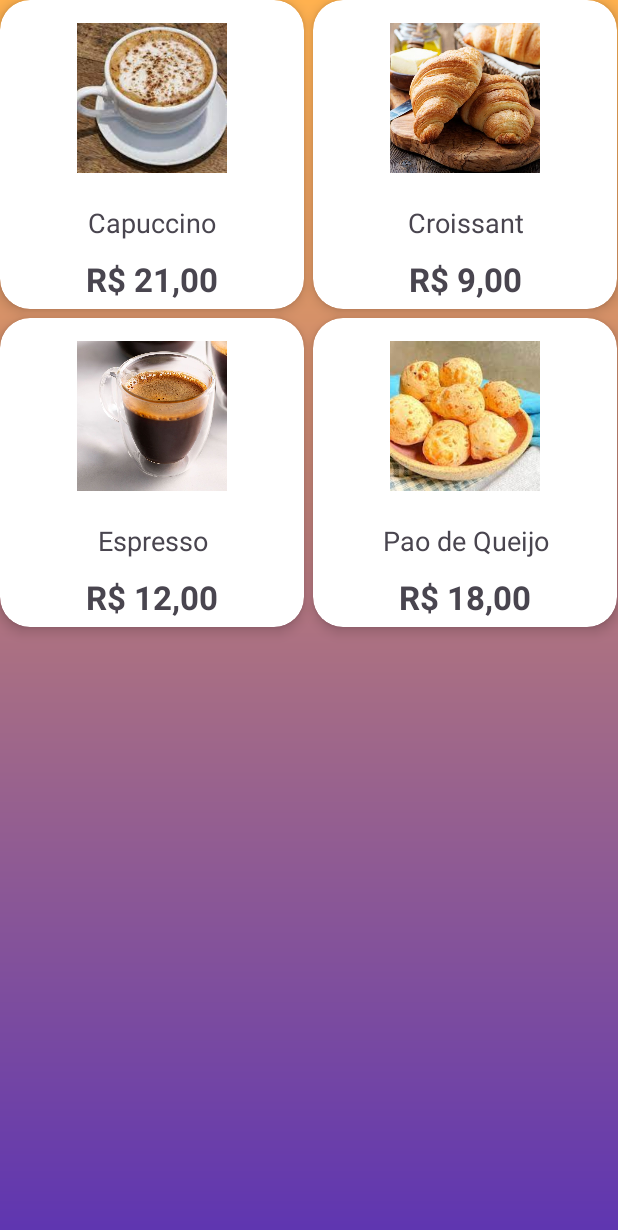
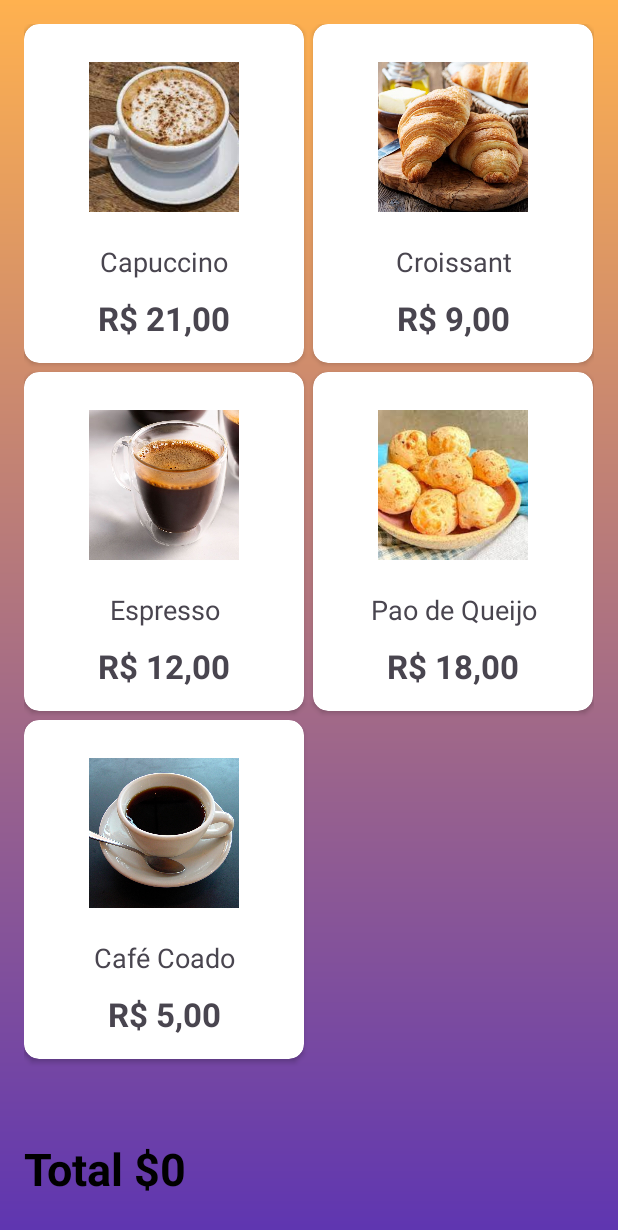
Before and after one commit to ThiagoLapazini/primeiroaplicativo, an Android app: the screen it shows after launch (MainActivity), on a phone screen of 412 x 824 dp. Shown: the top 1230 px of the screen. Run offline under Robolectric (Android 15) with nearby library versions, the phone set to English and light mode, and no system bars.

Commit message:
melhorando layout

```diff
--- a/app/src/main/java/com/example/primeiroaplicativo/MainActivity.java
+++ b/app/src/main/java/com/example/primeiroaplicativo/MainActivity.java
@@ -2,6 +2,7 @@ package com.example.primeiroaplicativo;
 
 import android.os.Bundle;
 import android.widget.GridView;
+
 import androidx.appcompat.app.AppCompatActivity;
 
 import com.example.primeiroaplicativo.adapter.ProdutosAdaptador;
@@ -21,10 +22,11 @@ public class MainActivity extends AppCompatActivity {
         listaProdutos = findViewById(R.id.grid);
 
         ArrayList<Produtos> produtosArrayList = new ArrayList<Produtos>();
-        produtosArrayList.add(new Produtos("Capuccino","R$ 21,00",R.drawable.capuccino));
-        produtosArrayList.add(new Produtos("Croissant","R$ 9,00",R.drawable.croissant));
-        produtosArrayList.add(new Produtos("Espresso","R$ 12,00",R.drawable.espresso));
-        produtosArrayList.add(new Produtos("Pao de Queijo","R$ 18,00",R.drawable.paodequeijo));
+        produtosArrayList.add(new Produtos("Capuccino", "R$ 21,00", R.drawable.capuccino));
+        produtosArrayList.add(new Produtos("Croissant", "R$ 9,00", R.drawable.croissant));
+        produtosArrayList.add(new Produtos("Espresso", "R$ 12,00", R.drawable.espresso));
+        produtosArrayList.add(new Produtos("Pao de Queijo", "R$ 18,00", R.drawable.paodequeijo));
+        produtosArrayList.add(new Produtos("Café Coado", "R$ 5,00", R.drawable.cafecoado));
 
         ProdutosAdaptador adapter = new ProdutosAdaptador(this, produtosArrayList);
         listaProdutos.setAdapter(adapter);
--- a/app/src/main/java/com/example/primeiroaplicativo/adapter/ProdutosAdaptador.java
+++ b/app/src/main/java/com/example/primeiroaplicativo/adapter/ProdutosAdaptador.java
@@ -23,17 +23,17 @@ public class ProdutosAdaptador extends ArrayAdapter<Produtos> {
     @NonNull
     @Override
     public View getView(int position, @Nullable View convertView, @NonNull ViewGroup parent) {
-        View listitemView = convertView;
-        if (listitemView == null) {
-            listitemView = LayoutInflater.from(getContext()).inflate(R.layout.produtos_layout, parent, false);
+        View listItemView = convertView;
+        if (listItemView == null) {
+            listItemView = LayoutInflater.from(getContext()).inflate(R.layout.produtos_layout, parent, false);
         }
         Produtos produtos = getItem(position);
-        TextView courseTV = listitemView.findViewById(R.id.nome_produto);
-        courseTV.setText(produtos.getNomeProduto());
-        courseTV = listitemView.findViewById(R.id.valor_produto);
-        courseTV.setText(produtos.getPrecoProduto());
-        ImageView courseIV = listitemView.findViewById(R.id.grid_imagem);
-        courseIV.setImageResource(produtos.getImagemProduto());
-        return listitemView;
+        TextView viewDeTexto = listItemView.findViewById(R.id.nome_produto);
+        viewDeTexto.setText(produtos.getNomeProduto());
+        viewDeTexto = listItemView.findViewById(R.id.valor_produto);
+        viewDeTexto.setText(produtos.getPrecoProduto());
+        ImageView viewDeImagem = listItemView.findViewById(R.id.grid_imagem);
+        viewDeImagem.setImageResource(produtos.getImagemProduto());
+        return listItemView;
     }
 }
--- a/app/src/main/java/com/example/primeiroaplicativo/model/Produtos.java
+++ b/app/src/main/java/com/example/primeiroaplicativo/model/Produtos.java
@@ -34,4 +34,6 @@ public class Produtos {
     public void setImagemProduto(int imagemProduto) {
         this.imagemProduto = imagemProduto;
     }
+
+
 }
--- a/app/src/main/res/layout/activity_main.xml
+++ b/app/src/main/res/layout/activity_main.xml
@@ -1,22 +1,40 @@
 <?xml version="1.0" encoding="utf-8"?>
-<androidx.constraintlayout.widget.ConstraintLayout
-    xmlns:android="http://schemas.android.com/apk/res/android"
+<androidx.constraintlayout.widget.ConstraintLayout xmlns:android="http://schemas.android.com/apk/res/android"
+    xmlns:app="http://schemas.android.com/apk/res-auto"
     xmlns:tools="http://schemas.android.com/tools"
     android:layout_width="match_parent"
     android:layout_height="match_parent"
     android:background="@drawable/background"
     tools:context=".MainActivity">
 
-
-
     <GridView
         android:id="@+id/grid"
-        android:layout_width="match_parent"
-        android:layout_height="match_parent"
+        android:layout_width="0dp"
+        android:layout_height="0dp"
+        android:layout_marginStart="16dp"
+        android:layout_marginTop="16dp"
+        android:layout_marginEnd="16dp"
+        android:layout_marginBottom="16dp"
+        android:verticalSpacing="6dp"
         android:horizontalSpacing="6dp"
         android:numColumns="2"
-        android:verticalSpacing="6dp"
-        tools:layout_editor_absoluteX="40dp"
-        tools:layout_editor_absoluteY="34dp" />
+        app:layout_constraintBottom_toTopOf="@+id/totalTxt"
+        app:layout_constraintEnd_toEndOf="parent"
+        app:layout_constraintStart_toStartOf="parent"
+        app:layout_constraintTop_toTopOf="parent" />
+
+    <TextView
+        android:id="@+id/totalTxt"
+        android:layout_width="380dp"
+        android:layout_height="65dp"
+        android:text="@string/total"
+        android:textColor="@color/black"
+        android:textSize="30sp"
+        android:textStyle="bold"
+        app:layout_constraintBottom_toBottomOf="parent"
+        app:layout_constraintEnd_toEndOf="parent"
+        app:layout_constraintStart_toStartOf="parent"
+        app:layout_constraintTop_toBottomOf="@+id/grid"
+        app:layout_constraintVertical_bias="1.0" />
 
 </androidx.constraintlayout.widget.ConstraintLayout>
--- a/app/src/main/res/layout/produtos_layout.xml
+++ b/app/src/main/res/layout/produtos_layout.xml
@@ -3,16 +3,18 @@
     xmlns:android="http://schemas.android.com/apk/res/android"
     xmlns:app="http://schemas.android.com/apk/res-auto"
     android:layout_width="match_parent"
-    android:layout_height="match_parent"
-    android:layout_gravity="center"
-    android:layout_margin="15dp"
-    app:cardCornerRadius="20dp"
-    app:cardElevation="5dp">
+    android:layout_height="wrap_content"
+    android:layout_marginStart="20dp"
+    android:layout_marginTop="20dp"
+    android:layout_marginEnd="20dp"
+    android:layout_marginBottom="20dp"
+    app:cardCornerRadius="10dp">
 
     <LinearLayout
         android:layout_width="match_parent"
         android:layout_height="wrap_content"
-        android:orientation="vertical">
+        android:orientation="vertical"
+        android:layout_margin="10dp">
 
         <ImageView
             android:id="@+id/grid_imagem"
--- a/app/src/main/res/values/strings.xml
+++ b/app/src/main/res/values/strings.xml
@@ -2,4 +2,5 @@
     <string name="app_name">primeiroaplicativo</string>
     <string name="cafe_coado">Cafe Coado</string>
     <string name="r_20">R$ 20</string>
+    <string name="total">Total $0</string>
 </resources>
```
